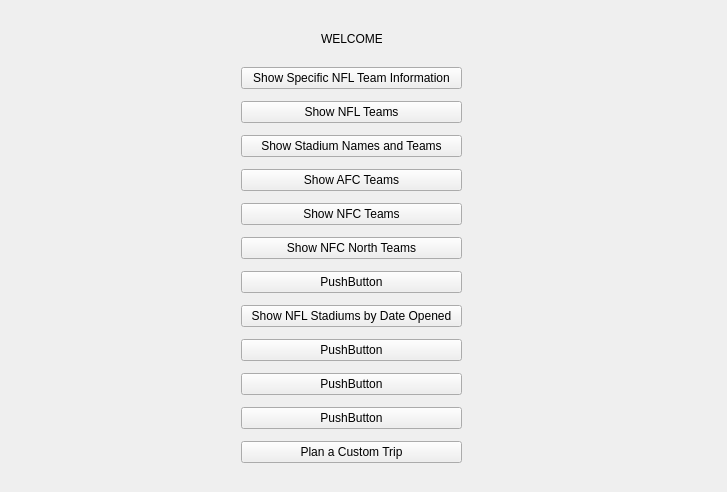
DonovanFoley/CS1D-Project2, file FootballPlanner/menuselectwindow.ui: the form before one commit.
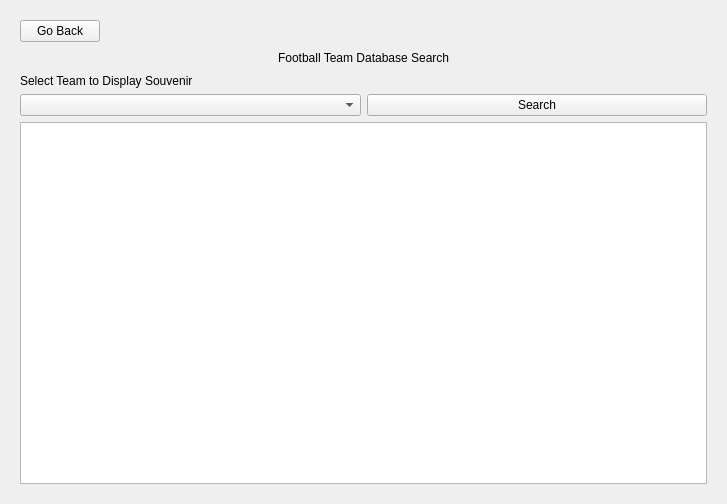
The form after the commit.

Commit message: added the map feature for souvenir

```diff
--- a/FootballPlanner/menuselectwindow.ui
+++ b/FootballPlanner/menuselectwindow.ui
@@ -7,7 +7,7 @@
     <x>0</x>
     <y>0</y>
     <width>727</width>
-    <height>492</height>
+    <height>504</height>
    </rect>
   </property>
   <property name="windowTitle">
@@ -17,31 +17,65 @@
    <item row="0" column="0">
     <widget class="QStackedWidget" name="mainMenuStackedWidget">
      <property name="currentIndex">
-      <number>0</number>
+      <number>3</number>
      </property>
      <widget class="QWidget" name="menuSelectPage">
+      <layout class="QGridLayout" name="gridLayout_4">
+       <item row="0" column="0">
+        <layout class="QHBoxLayout" name="horizontalLayout_7">
+         <item>
+          <spacer name="horizontalSpacer_7">
+           <property name="orientation">
+            <enum>Qt::Horizontal</enum>
+           </property>
+           <property name="sizeHint" stdset="0">
+            <size>
+             <width>40</width>
+             <height>20</height>
+            </size>
+           </property>
+          </spacer>
+         </item>
+         <item>
+          <layout class="QVBoxLayout" name="verticalLayout_8">
+           <item>
+            <layout class="QHBoxLayout" name="horizontalLayout_6">
+             <item>
+              <spacer name="horizontalSpacer_11">
+               <property name="orientation">
+                <enum>Qt::Horizontal</enum>
+               </property>
+               <property name="sizeHint" stdset="0">
+                <size>
+                 <width>40</width>
+                 <height>20</height>
+                </size>
+               </property>
+              </spacer>
+             </item>
+             <item>
       <widget class="QLabel" name="label">
-       <property name="geometry">
-        <rect>
-         <x>310</x>
-         <y>20</y>
-         <width>61</width>
-         <height>16</height>
-        </rect>
-       </property>
        <property name="text">
         <string>WELCOME</string>
        </property>
       </widget>
-      <widget class="QWidget" name="layoutWidget">
-       <property name="geometry">
-        <rect>
-         <x>230</x>
-         <y>50</y>
-         <width>221</width>
-         <height>411</height>
-        </rect>
-       </property>
+             </item>
+             <item>
+              <spacer name="horizontalSpacer_12">
+               <property name="orientation">
+                <enum>Qt::Horizontal</enum>
+               </property>
+               <property name="sizeHint" stdset="0">
+                <size>
+                 <width>40</width>
+                 <height>20</height>
+                </size>
+               </property>
+              </spacer>
+             </item>
+            </layout>
+           </item>
+           <item>
        <layout class="QVBoxLayout" name="verticalLayout">
         <item>
          <widget class="QPushButton" name="nflSearchPushButton">
@@ -116,7 +150,7 @@
         <item>
          <widget class="QPushButton" name="pushButton_11">
           <property name="text">
-           <string>PushButton</string>
+                <string>Show Specific NFL Souvenirs</string>
           </property>
          </widget>
         </item>
@@ -128,7 +162,25 @@
          </widget>
         </item>
        </layout>
-      </widget>
+           </item>
+          </layout>
+         </item>
+         <item>
+          <spacer name="horizontalSpacer_10">
+           <property name="orientation">
+            <enum>Qt::Horizontal</enum>
+           </property>
+           <property name="sizeHint" stdset="0">
+            <size>
+             <width>40</width>
+             <height>20</height>
+            </size>
+           </property>
+          </spacer>
+         </item>
+        </layout>
+       </item>
+      </layout>
      </widget>
      <widget class="QWidget" name="footballDatabasePage">
       <layout class="QGridLayout" name="gridLayout_2">
@@ -357,6 +409,109 @@
        </item>
       </layout>
      </widget>
+     <widget class="QWidget" name="searchForSouvenirPage">
+      <layout class="QGridLayout" name="gridLayout_5">
+       <item row="0" column="0">
+        <layout class="QHBoxLayout" name="horizontalLayout_8">
+         <item>
+          <widget class="QPushButton" name="goBackSecondPushButton_2">
+           <property name="text">
+            <string>Go Back</string>
+           </property>
+          </widget>
+         </item>
+         <item>
+          <spacer name="horizontalSpacer_8">
+           <property name="orientation">
+            <enum>Qt::Horizontal</enum>
+           </property>
+           <property name="sizeHint" stdset="0">
+            <size>
+             <width>40</width>
+             <height>20</height>
+            </size>
+           </property>
+          </spacer>
+         </item>
+        </layout>
+       </item>
+       <item row="1" column="0">
+        <layout class="QHBoxLayout" name="horizontalLayout_9">
+         <item>
+          <spacer name="horizontalSpacer_9">
+           <property name="orientation">
+            <enum>Qt::Horizontal</enum>
+           </property>
+           <property name="sizeHint" stdset="0">
+            <size>
+             <width>40</width>
+             <height>20</height>
+            </size>
+           </property>
+          </spacer>
+         </item>
+         <item>
+          <widget class="QLabel" name="label_5">
+           <property name="styleSheet">
+            <string notr="true">font: 16pt &quot;Segoe UI&quot;;</string>
+           </property>
+           <property name="text">
+            <string>Football Team Database Search</string>
+           </property>
+          </widget>
+         </item>
+         <item>
+          <spacer name="horizontalSpacer_13">
+           <property name="orientation">
+            <enum>Qt::Horizontal</enum>
+           </property>
+           <property name="sizeHint" stdset="0">
+            <size>
+             <width>40</width>
+             <height>20</height>
+            </size>
+           </property>
+          </spacer>
+         </item>
+        </layout>
+       </item>
+       <item row="2" column="0">
+        <widget class="QLabel" name="label_6">
+         <property name="text">
+          <string>Select Team to Display Souvenir</string>
+         </property>
+        </widget>
+       </item>
+       <item row="3" column="0">
+        <layout class="QVBoxLayout" name="verticalLayout_9">
+         <item>
+          <layout class="QHBoxLayout" name="horizontalLayout_10">
+           <item>
+            <widget class="QComboBox" name="teamComboBox">
+             <property name="minimumSize">
+              <size>
+               <width>0</width>
+               <height>0</height>
+              </size>
+             </property>
+            </widget>
+           </item>
+           <item>
+            <widget class="QPushButton" name="souvenirSearchButton">
+             <property name="text">
+              <string>Search</string>
+             </property>
+            </widget>
+           </item>
+          </layout>
+         </item>
+         <item>
+          <widget class="QTableWidget" name="souvenirTableWidget"/>
+         </item>
+        </layout>
+       </item>
+      </layout>
+     </widget>
     </widget>
    </item>
   </layout>
```
Left out of the diff: 2 changed lines with no effect on the pictures. Lines whose indentation alone changed are shown as unchanged. The commit also changes 6 other files.
